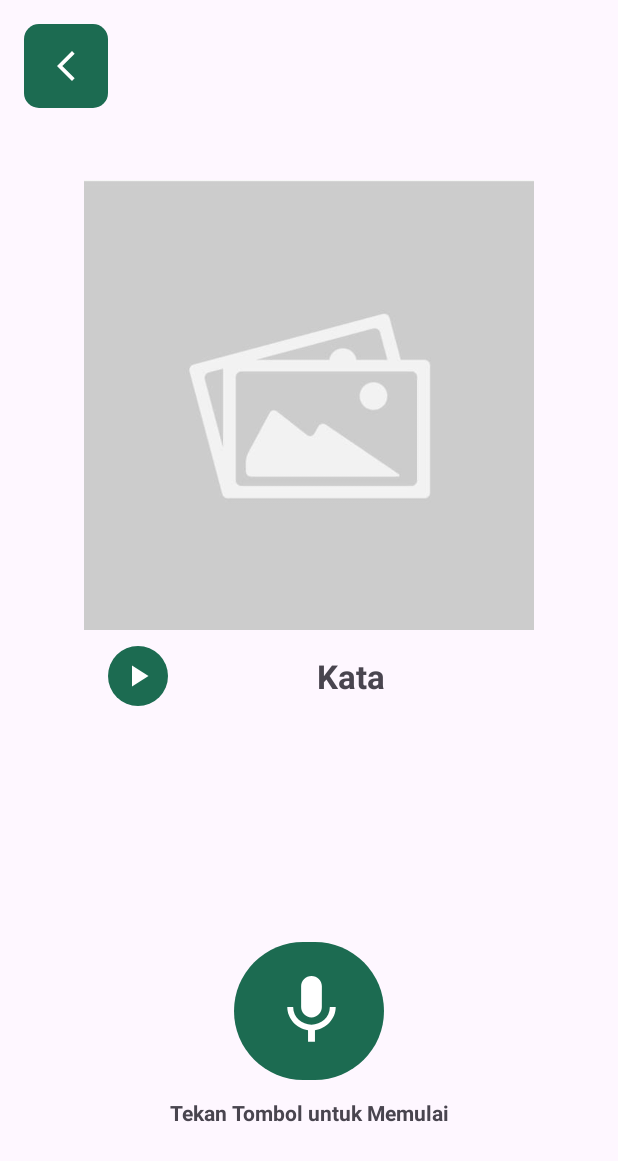
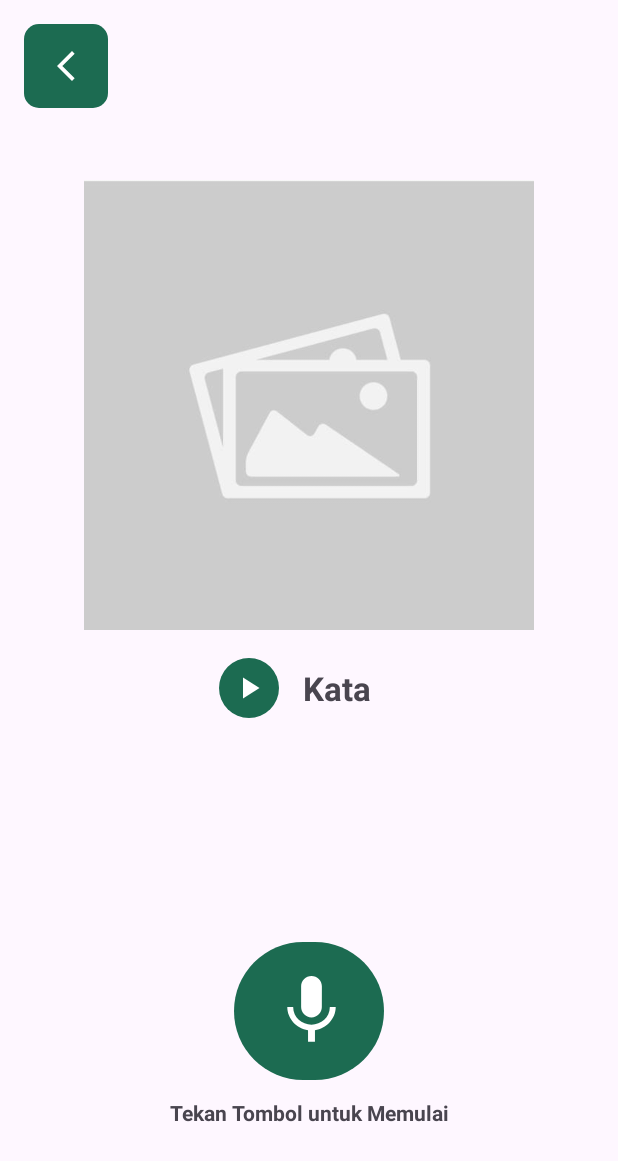
Before and after one commit to bangkit-speechease/mobile-developments, an Android app: the PracticeDetailActivity screen opened directly, with no data from a screen before it, on a phone screen of 412 x 824 dp. Shown: the top 1161 px of the screen. Run offline under Robolectric (Android 15) with nearby library versions, the phone set to English and light mode, and no system bars; pictures from the network do not load.

Commit message:
Modification activity_practice_detail.xml

```diff
--- a/app/src/main/java/com/example/speechease/ui/practicedetail/PracticeDetailActivity.kt
+++ b/app/src/main/java/com/example/speechease/ui/practicedetail/PracticeDetailActivity.kt
@@ -129,6 +129,10 @@ class PracticeDetailActivity : AppCompatActivity() {
                         isPlaying = false
                         binding.btnPlay.setImageResource(R.drawable.baseline_play_arrow_24)
                         binding.btnPlay.isEnabled = true
+                    }
+                    mediaPlayer?.setOnCompletionListener {
+                        isPlaying = false
+                        binding.btnPlay.setImageResource(R.drawable.baseline_play_arrow_24)
                     }
                     mediaPlayer?.prepareAsync()
                 }
--- a/app/src/main/res/layout/activity_practice_detail.xml
+++ b/app/src/main/res/layout/activity_practice_detail.xml
@@ -36,11 +36,13 @@
         android:id="@+id/tv_text"
         android:layout_width="wrap_content"
         android:layout_height="wrap_content"
-        android:layout_marginTop="16dp"
+        android:layout_marginStart="8dp"
+        android:layout_marginTop="24dp"
         android:text="@string/kata"
         android:textSize="22sp"
         android:textStyle="bold"
         app:layout_constraintEnd_toEndOf="@+id/img_practice"
+        app:layout_constraintHorizontal_bias="0.068"
         app:layout_constraintStart_toEndOf="@+id/btn_play"
         app:layout_constraintTop_toBottomOf="@+id/img_practice" />
 
@@ -48,13 +50,15 @@
         android:id="@+id/btn_play"
         android:layout_width="40dp"
         android:layout_height="40dp"
-        android:layout_marginStart="16dp"
+        android:layout_marginStart="90dp"
+        android:layout_marginEnd="8dp"
         android:background="@drawable/circle_button"
         android:padding="8dp"
         android:src="@drawable/baseline_play_arrow_24"
         app:tint="@color/white"
         app:layout_constraintBottom_toBottomOf="@+id/tv_text"
         app:layout_constraintStart_toStartOf="@+id/img_practice"
+        app:layout_constraintHorizontal_bias="0"
         app:layout_constraintTop_toTopOf="@+id/tv_text" />
 
     <com.google.android.material.button.MaterialButton
```
